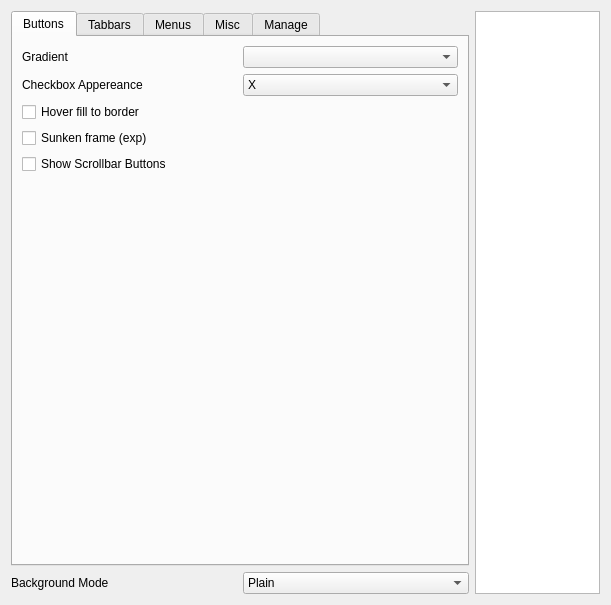
First picture: the form in config/config.ui, repository deiv/bespin-pkg, before the edit.
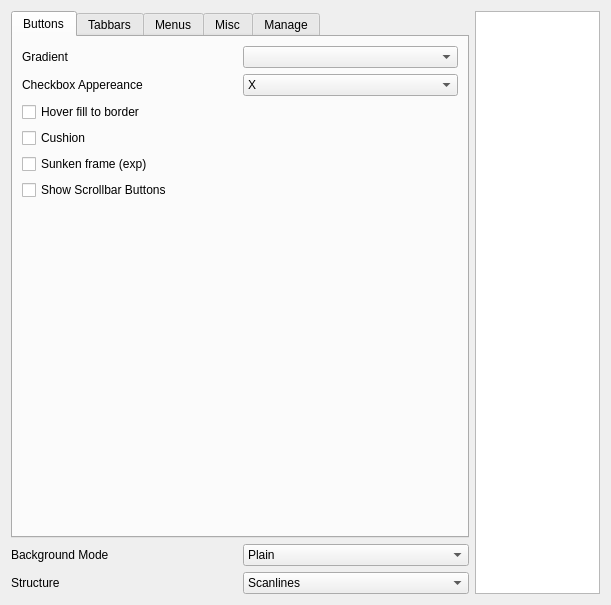
Second picture: the form after the edit. The open tabs and pages were chosen to show the change.

```diff
--- a/config/config.ui
+++ b/config/config.ui
@@ -16,7 +16,7 @@
    <item row="0" column="0" colspan="2" >
     <widget class="QTabWidget" name="tabWidget" >
      <property name="currentIndex" >
-      <number>4</number>
+      <number>0</number>
      </property>
      <widget class="QWidget" name="tab" >
       <attribute name="title" >
@@ -67,28 +67,35 @@
         </widget>
        </item>
        <item row="3" column="0" >
+        <widget class="QCheckBox" name="cushion" >
+         <property name="text" >
+          <string>Cushion</string>
+         </property>
+        </widget>
+       </item>
+       <item row="4" column="0" >
         <widget class="QCheckBox" name="sunkenButtons" >
          <property name="text" >
           <string>Sunken frame (exp)</string>
          </property>
         </widget>
        </item>
-       <item row="4" column="0" colspan="2" >
+       <item row="5" column="0" colspan="2" >
         <widget class="QCheckBox" name="showScrollButtons" >
          <property name="text" >
           <string>Show Scrollbar Buttons</string>
          </property>
         </widget>
        </item>
-       <item row="5" column="0" >
+       <item row="6" column="0" >
         <spacer>
          <property name="orientation" >
           <enum>Qt::Vertical</enum>
          </property>
          <property name="sizeHint" >
           <size>
-           <width>20</width>
-           <height>191</height>
+           <width>215</width>
+           <height>231</height>
           </size>
          </property>
         </spacer>
@@ -496,7 +503,7 @@
      </widget>
     </widget>
    </item>
-   <item rowspan="2" row="0" column="2" >
+   <item rowspan="3" row="0" column="2" >
     <widget class="QTextBrowser" name="info" />
    </item>
    <item row="1" column="0" >
@@ -515,7 +522,7 @@
      </item>
      <item>
       <property name="text" >
-       <string>Scanlines</string>
+       <string>Tiled Structure</string>
       </property>
      </item>
      <item>
@@ -545,6 +552,37 @@
      </item>
     </widget>
    </item>
+   <item row="2" column="0" >
+    <widget class="QLabel" name="labelStructure" >
+     <property name="text" >
+      <string>Structure</string>
+     </property>
+    </widget>
+   </item>
+   <item row="2" column="1" >
+    <widget class="QComboBox" name="structure" >
+     <item>
+      <property name="text" >
+       <string>Scanlines</string>
+      </property>
+     </item>
+     <item>
+      <property name="text" >
+       <string>Checkboard</string>
+      </property>
+     </item>
+     <item>
+      <property name="text" >
+       <string>Fat Scanlines</string>
+      </property>
+     </item>
+     <item>
+      <property name="text" >
+       <string>"Blue"print</string>
+      </property>
+     </item>
+    </widget>
+   </item>
   </layout>
  </widget>
  <resources/>
```
